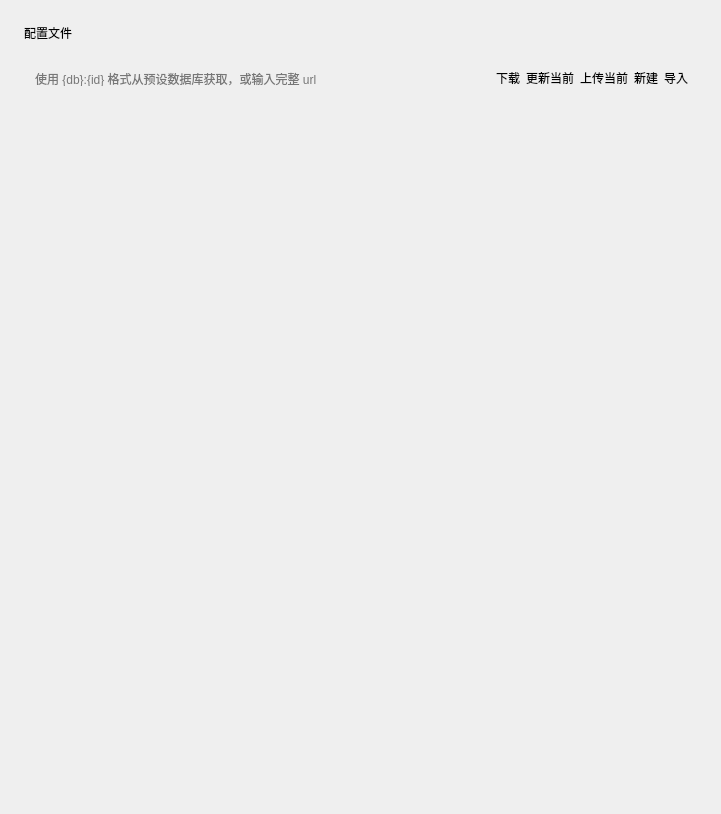
The window that view/menu/configs.ui (yhlhoh/Class-Widgets) describes before a commit, drawn with Qt 5.
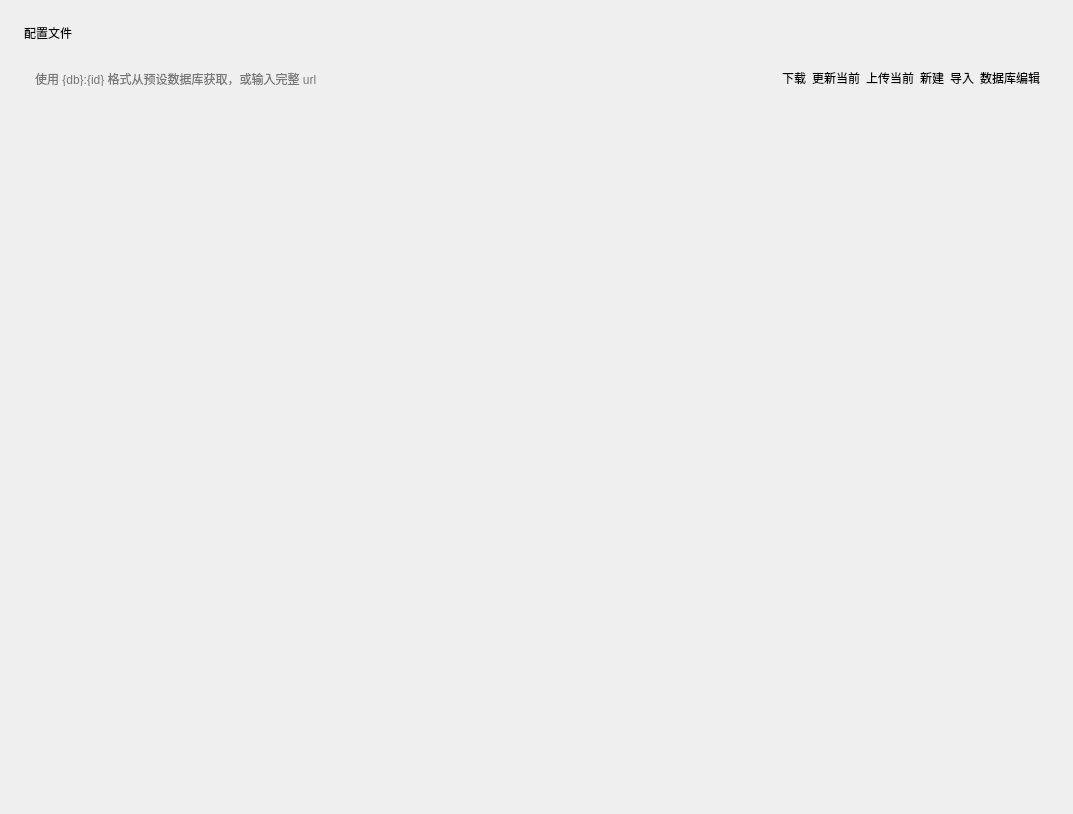
The same window after the commit. Custom widgets are drawn as their Qt base class.

Commit message:
feat: 自行增删课表数据库 (#722)
close #705

Diff of the .ui file:
```diff
--- a/view/menu/configs.ui
+++ b/view/menu/configs.ui
@@ -6,7 +6,7 @@
    <rect>
     <x>0</x>
     <y>0</y>
-    <width>721</width>
+    <width>1073</width>
     <height>814</height>
    </rect>
   </property>
@@ -55,7 +55,7 @@
        <rect>
         <x>0</x>
         <y>0</y>
-        <width>673</width>
+        <width>1025</width>
         <height>711</height>
        </rect>
       </property>
@@ -107,6 +107,13 @@
            </property>
           </widget>
          </item>
+         <item>
+          <widget class="PushButton" name="config_db_edit">
+           <property name="text">
+            <string>数据库编辑</string>
+           </property>
+          </widget>
+         </item>
         </layout>
        </item>
        <item>
```
The commit also changes 4 other files.
